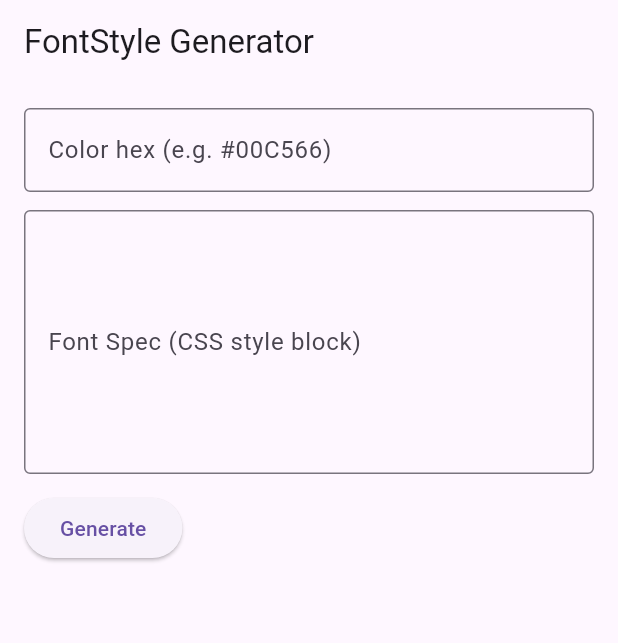
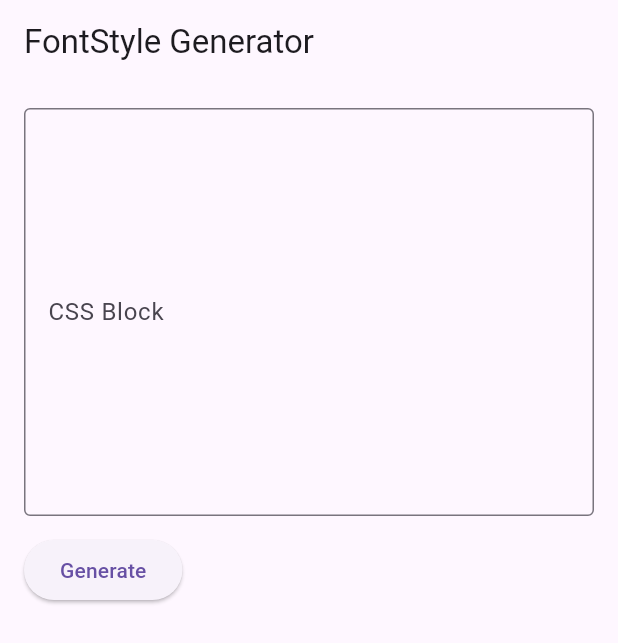
Before and after one commit to farhad-fbm/text-font-style, a Flutter app: the screen it shows after launch, after a tap on "Generate", on a phone screen of 412 x 824 dp. Shown: the top 643 px of the screen. Run offline on Flutter 3.47's test engine with Material 3 defaults, Android fonts, the phone set to English and light mode, and no system bars.

Commit message:
added 2nd screen

```diff
--- a/lib/main.dart
+++ b/lib/main.dart
@@ -1,7 +1,8 @@
 
 import 'package:flutter/material.dart';
+import 'package:flutter_helper/snippet_2.dart';
 
-import 'snippet.dart';
+// import 'snippet.dart';
 
 void main() async {
   WidgetsFlutterBinding.ensureInitialized();
@@ -16,7 +17,7 @@ class MyApp extends StatelessWidget {
     return MaterialApp(
       debugShowCheckedModeBanner: false,
 
-      home: FontStyleGenerator(),
+      home: FontStyleGenerator2(),
     );
   }
 }
--- /dev/null
+++ b/lib/snippet_2.dart
@@ -0,0 +1,188 @@
+import 'package:flutter/material.dart';
+import 'package:flutter/services.dart';
+
+class FontStyleGenerator2 extends StatefulWidget {
+  const FontStyleGenerator2({super.key});
+
+  @override
+  State<FontStyleGenerator2> createState() => _FontStyleGenerator2State();
+}
+
+class _FontStyleGenerator2State extends State<FontStyleGenerator2> {
+  final TextEditingController specController = TextEditingController();
+
+  String outputColor = "";
+  String outputStyle = "";
+
+  bool colorCopied = false;
+  bool styleCopied = false;
+
+  void generate() {
+    final spec = specController.text.trim();
+    if (spec.isEmpty) return;
+
+    // Extract color (supports var(--token, #xxxxxx) or #xxxxxx)
+    final colorMatch = RegExp(r'#([A-Fa-f0-9]{6,8})').firstMatch(spec);
+    final colorHex = (colorMatch?.group(1) ?? "000000").toUpperCase();
+
+    // Extract font properties
+    final family =
+        _extract(
+          spec,
+          "font-family",
+        )?.replaceAll('"', '').replaceAll("'", "") ??
+        "SF Pro";
+    String weight = _extract(spec, "font-weight") ?? "400";
+    final size = _extract(spec, "font-size")?.replaceAll("px", "") ?? "16";
+
+    // Map weight → style name
+    final weightToStyle = {
+      "400": "Regular",
+      "500": "Medium",
+      "600": "SemiBold",
+      "700": "Bold",
+      "800": "ExtraBold",
+    };
+    final styleName = weightToStyle[weight] ?? "Regular";
+
+    // Format
+    final colorKey = "c$colorHex";
+    final fontFamilyForVar =
+        "${family.replaceAll(" ", "").replaceAll("_", "")}$styleName";
+    final fontFamilyForCode = "${family.replaceAll(" ", "_")}_$styleName";
+    final variableName = "textStyle${size}c$colorHex$fontFamilyForVar$weight";
+
+    // Outputs
+    setState(() {
+      outputColor = '<color name="$colorKey">#FF$colorHex</color>';
+      outputStyle = '''
+static final $variableName = TextStyle(
+  fontFamily: "$fontFamilyForCode",
+  fontFamilyFallback: const ['DMSans', 'Open Sans', 'Roboto', 'Noto Sans'],
+  color: AppColors.$colorKey,
+  fontSize: $size.sp,
+  fontWeight: FontWeight.w$weight,
+);
+''';
+      colorCopied = false;
+      styleCopied = false;
+    });
+  }
+
+  String? _extract(String input, String key) {
+    final regex = RegExp("$key\\s*:\\s*([^;]+);?", caseSensitive: false);
+    final match = regex.firstMatch(input);
+    return match?.group(1)?.trim();
+  }
+
+  Widget _buildOutputBlock(
+    String title,
+    String content,
+    bool copiedFlag,
+    VoidCallback onCopy,
+  ) {
+    if (content.isEmpty) return const SizedBox.shrink();
+
+    return Container(
+      margin: const EdgeInsets.all(16),
+      padding: const EdgeInsets.all(12),
+      decoration: BoxDecoration(
+        color: Colors.grey.shade100,
+        borderRadius: BorderRadius.circular(8),
+        border: Border.all(color: Colors.grey.shade300),
+      ),
+      child: Column(
+        crossAxisAlignment: CrossAxisAlignment.start,
+        children: [
+          Row(
+            children: [
+              Text(title, style: const TextStyle(fontWeight: FontWeight.bold)),
+              const Spacer(),
+              copiedFlag
+                  ? const Text(
+                    "Copied",
+                    style: TextStyle(
+                      color: Colors.grey,
+                      fontWeight: FontWeight.bold,
+                    ),
+                  )
+                  : IconButton(
+                    icon: const Icon(Icons.copy, size: 18),
+                    tooltip: "Copy",
+                    onPressed: onCopy,
+                  ),
+            ],
+          ),
+          const SizedBox(height: 8),
+          SelectableText(
+            content,
+            style: const TextStyle(fontFamily: "monospace"),
+          ),
+        ],
+      ),
+    );
+  }
+
+  void copyToClipboard(String text, VoidCallback setCopiedFlag) {
+    Clipboard.setData(ClipboardData(text: text));
+    setCopiedFlag();
+    Future.delayed(const Duration(seconds: 1), () {
+      setState(() {
+        if (text == outputColor) colorCopied = false;
+        if (text == outputStyle) styleCopied = false;
+      });
+    });
+  }
+
+  @override
+  Widget build(BuildContext context) {
+    return Scaffold(
+      appBar: AppBar(title: const Text("FontStyle Generator")),
+      body: SingleChildScrollView(
+        padding: const EdgeInsets.all(16.0),
+        child: Column(
+          crossAxisAlignment: CrossAxisAlignment.start,
+          children: [
+            TextField(
+              controller: specController,
+              maxLines: 10,
+              decoration: const InputDecoration(
+                labelText: "CSS Block",
+                hintStyle: TextStyle(fontSize: 12, color: Colors.grey),
+                hintText: '''
+color: var(--Text-On-Light-Primary, #212B36);
+text-align: center;
+font-family: "SF Pro";
+font-size: 24px;
+font-weight: 590;
+line-height: 30px;
+letter-spacing: -0.1px;
+''',
+                border: OutlineInputBorder(),
+              ),
+            ),
+            const SizedBox(height: 12),
+            ElevatedButton(onPressed: generate, child: const Text("Generate")),
+            const SizedBox(height: 20),
+            _buildOutputBlock(
+              "Output Color",
+              outputColor,
+              colorCopied,
+              () => setState(
+                () => copyToClipboard(outputColor, () => colorCopied = true),
+              ),
+            ),
+            _buildOutputBlock(
+              "Output TextStyle",
+              outputStyle,
+              styleCopied,
+              () => setState(
+                () => copyToClipboard(outputStyle, () => styleCopied = true),
+              ),
+            ),
+          ],
+        ),
+      ),
+    );
+  }
+}
--- a/pubspec.yaml
+++ b/pubspec.yaml
@@ -4,7 +4,7 @@ publish_to: 'none'
 version: 1.0.0+1
 
 environment:
-  sdk: ^3.9.2
+  sdk:  ">=3.7.0 <3.9.0"
 
 dependencies:
   flutter:
@@ -42,9 +42,9 @@ flutter_gen:
 flutter:
   uses-material-design: true
   assets:
-    - assets/icons/
+    # - assets/icons/
     - assets/images/
-    - assets/lotties/
+    # - assets/lotties/
 
   fonts:
   - family: SF_Pro_Regular
```
Also changed, not shown: pubspec.lock, 1 other file.
